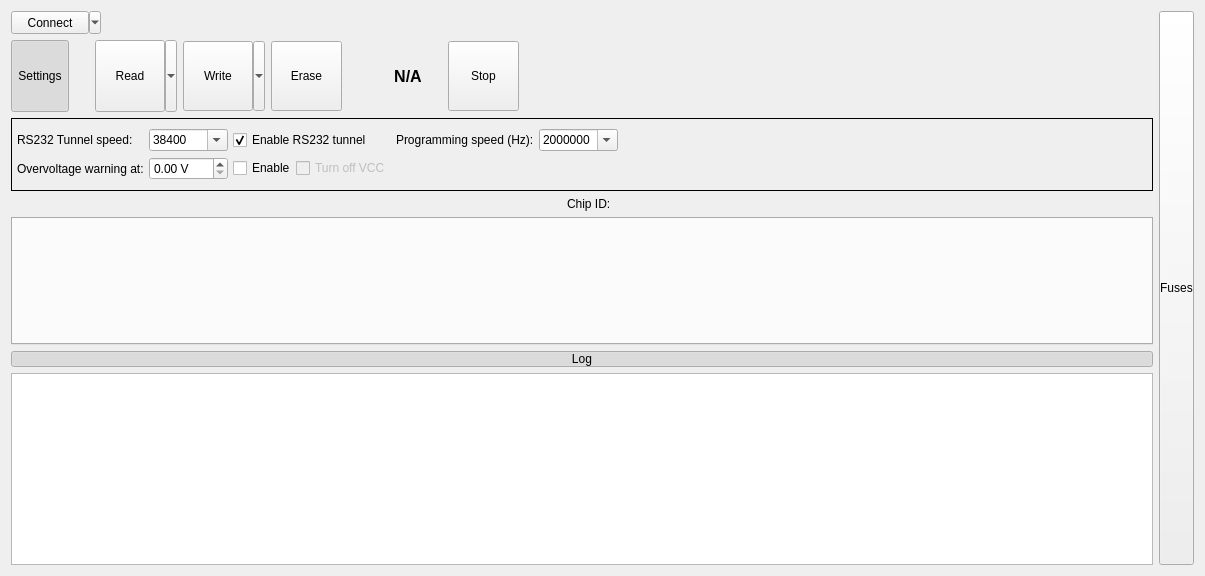
Before: the Qt Designer form src/LorrisShupito/lorrisshupito.ui in Tasssadar/Lorris, drawn with Qt 5.
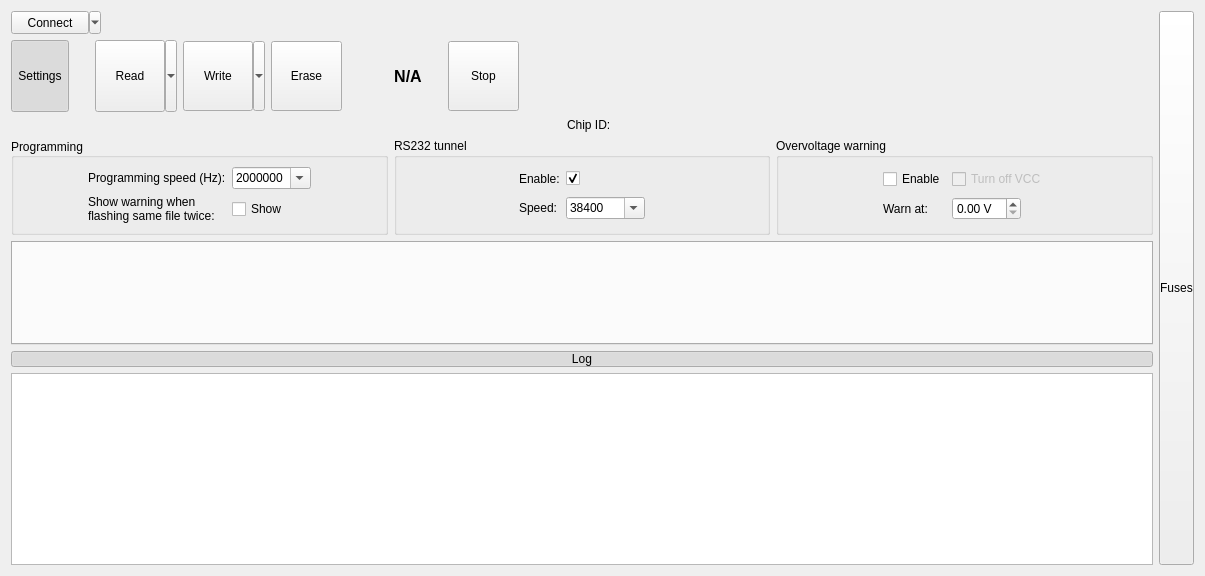
After: the same form once the commit is applied. Icons and pictures are not drawn. Custom widgets are drawn as their Qt base class.

Commit message: [415] Show warning when flashing same file twice

The edit to the form file:
```diff
--- a/src/LorrisShupito/lorrisshupito.ui
+++ b/src/LorrisShupito/lorrisshupito.ui
@@ -388,32 +388,169 @@
       </layout>
      </item>
      <item>
-      <widget class="QFrame" name="settingsFrame">
-       <property name="frameShape">
-        <enum>QFrame::Box</enum>
-       </property>
-       <layout class="QHBoxLayout" name="horizontalLayout_2">
-        <property name="spacing">
-         <number>5</number>
-        </property>
-        <property name="margin">
-         <number>5</number>
-        </property>
-        <item>
+      <layout class="QHBoxLayout" name="toolLayout" stretch="0,0,0,0">
+       <item>
+        <widget class="QLabel" name="filename">
+         <property name="sizePolicy">
+          <sizepolicy hsizetype="Fixed" vsizetype="Preferred">
+           <horstretch>0</horstretch>
+           <verstretch>0</verstretch>
+          </sizepolicy>
+         </property>
+         <property name="text">
+          <string>&lt;No file loaded&gt;</string>
+         </property>
+        </widget>
+       </item>
+       <item>
+        <widget class="QLabel" name="filedate">
+         <property name="sizePolicy">
+          <sizepolicy hsizetype="Expanding" vsizetype="Preferred">
+           <horstretch>0</horstretch>
+           <verstretch>0</verstretch>
+          </sizepolicy>
+         </property>
+         <property name="text">
+          <string notr="true"/>
+         </property>
+        </widget>
+       </item>
+       <item>
+        <widget class="QLabel" name="label_2">
+         <property name="text">
+          <string>Chip ID:</string>
+         </property>
+        </widget>
+       </item>
+       <item>
+        <widget class="QLabel" name="chipIdLabel">
+         <property name="sizePolicy">
+          <sizepolicy hsizetype="Expanding" vsizetype="Preferred">
+           <horstretch>0</horstretch>
+           <verstretch>0</verstretch>
+          </sizepolicy>
+         </property>
+         <property name="text">
+          <string notr="true"/>
+         </property>
+        </widget>
+       </item>
+      </layout>
+     </item>
+     <item>
+      <layout class="QHBoxLayout" name="horizontalLayout_2">
+       <item>
+        <widget class="QGroupBox" name="progBox">
+         <property name="title">
+          <string>Programming</string>
+         </property>
+         <property name="alignment">
+          <set>Qt::AlignLeading|Qt::AlignLeft|Qt::AlignVCenter</set>
+         </property>
          <layout class="QGridLayout" name="gridLayout">
-          <property name="topMargin">
-           <number>5</number>
-          </property>
-          <property name="rightMargin">
-           <number>5</number>
-          </property>
-          <property name="bottomMargin">
-           <number>5</number>
-          </property>
-          <property name="verticalSpacing">
-           <number>6</number>
-          </property>
+          <item row="0" column="1">
+           <widget class="QLabel" name="label">
+            <property name="sizePolicy">
+             <sizepolicy hsizetype="Fixed" vsizetype="Fixed">
+              <horstretch>0</horstretch>
+              <verstretch>0</verstretch>
+             </sizepolicy>
+            </property>
+            <property name="text">
+             <string>Programming speed (Hz):</string>
+            </property>
+           </widget>
+          </item>
+          <item row="0" column="2">
+           <widget class="QComboBox" name="progSpeedBox">
+            <property name="sizePolicy">
+             <sizepolicy hsizetype="Fixed" vsizetype="Fixed">
+              <horstretch>0</horstretch>
+              <verstretch>0</verstretch>
+             </sizepolicy>
+            </property>
+            <property name="editable">
+             <bool>true</bool>
+            </property>
+            <property name="currentIndex">
+             <number>3</number>
+            </property>
+            <property name="sizeAdjustPolicy">
+             <enum>QComboBox::AdjustToContents</enum>
+            </property>
+            <item>
+             <property name="text">
+              <string>250000</string>
+             </property>
+            </item>
+            <item>
+             <property name="text">
+              <string>500000</string>
+             </property>
+            </item>
+            <item>
+             <property name="text">
+              <string>1000000</string>
+             </property>
+            </item>
+            <item>
+             <property name="text">
+              <string>2000000</string>
+             </property>
+            </item>
+           </widget>
+          </item>
+          <item row="1" column="1">
+           <widget class="QLabel" name="label_4">
+            <property name="text">
+             <string>Show warning when
+flashing same file twice:</string>
+            </property>
+           </widget>
+          </item>
+          <item row="1" column="2">
+           <widget class="QCheckBox" name="flashWarnBox">
+            <property name="text">
+             <string>Show</string>
+            </property>
+           </widget>
+          </item>
+          <item row="0" column="3">
+           <spacer name="horizontalSpacer_12">
+            <property name="orientation">
+             <enum>Qt::Horizontal</enum>
+            </property>
+            <property name="sizeHint" stdset="0">
+             <size>
+              <width>40</width>
+              <height>20</height>
+             </size>
+            </property>
+           </spacer>
+          </item>
           <item row="0" column="0">
+           <spacer name="horizontalSpacer_13">
+            <property name="orientation">
+             <enum>Qt::Horizontal</enum>
+            </property>
+            <property name="sizeHint" stdset="0">
+             <size>
+              <width>40</width>
+              <height>20</height>
+             </size>
+            </property>
+           </spacer>
+          </item>
+         </layout>
+        </widget>
+       </item>
+       <item>
+        <widget class="QGroupBox" name="tunnelBox">
+         <property name="title">
+          <string>RS232 tunnel</string>
+         </property>
+         <layout class="QGridLayout" name="gridLayout_2">
+          <item row="1" column="1">
            <widget class="QLabel" name="label_5">
             <property name="sizePolicy">
              <sizepolicy hsizetype="Fixed" vsizetype="Fixed">
@@ -422,18 +559,30 @@
              </sizepolicy>
             </property>
             <property name="text">
-             <string>RS232 Tunnel speed:</string>
+             <string>Speed:</string>
+            </property>
+            <property name="alignment">
+             <set>Qt::AlignLeading|Qt::AlignLeft|Qt::AlignVCenter</set>
             </property>
            </widget>
           </item>
-          <item row="0" column="1">
+          <item row="1" column="2">
            <widget class="QComboBox" name="tunnelSpeedBox">
             <property name="enabled">
              <bool>true</bool>
             </property>
+            <property name="sizePolicy">
+             <sizepolicy hsizetype="Fixed" vsizetype="Fixed">
+              <horstretch>0</horstretch>
+              <verstretch>0</verstretch>
+             </sizepolicy>
+            </property>
             <property name="editable">
              <bool>true</bool>
             </property>
+            <property name="sizeAdjustPolicy">
+             <enum>QComboBox::AdjustToContents</enum>
+            </property>
             <property name="minimumContentsLength">
              <number>1</number>
             </property>
@@ -474,10 +623,36 @@
             </item>
            </widget>
           </item>
+          <item row="1" column="3">
+           <spacer name="horizontalSpacer_10">
+            <property name="orientation">
+             <enum>Qt::Horizontal</enum>
+            </property>
+            <property name="sizeHint" stdset="0">
+             <size>
+              <width>40</width>
+              <height>20</height>
+             </size>
+            </property>
+           </spacer>
+          </item>
+          <item row="0" column="0">
+           <spacer name="horizontalSpacer_11">
+            <property name="orientation">
+             <enum>Qt::Horizontal</enum>
+            </property>
+            <property name="sizeHint" stdset="0">
+             <size>
+              <width>40</width>
+              <height>20</height>
+             </size>
+            </property>
+           </spacer>
+          </item>
           <item row="0" column="2">
            <widget class="QCheckBox" name="tunnelCheck">
             <property name="text">
-             <string>Enable RS232 tunnel</string>
+             <string/>
             </property>
             <property name="checked">
              <bool>true</bool>
@@ -487,58 +662,37 @@
             </property>
            </widget>
           </item>
-          <item row="0" column="3">
-           <widget class="QLabel" name="label">
-            <property name="sizePolicy">
-             <sizepolicy hsizetype="Fixed" vsizetype="Fixed">
-              <horstretch>0</horstretch>
-              <verstretch>0</verstretch>
-             </sizepolicy>
-            </property>
+          <item row="0" column="1">
+           <widget class="QLabel" name="label_6">
             <property name="text">
-             <string>Programming speed (Hz):</string>
+             <string>Enable:</string>
             </property>
            </widget>
           </item>
-          <item row="0" column="4">
-           <widget class="QComboBox" name="progSpeedBox">
-            <property name="editable">
-             <bool>true</bool>
-            </property>
-            <property name="currentIndex">
-             <number>3</number>
-            </property>
-            <item>
-             <property name="text">
-              <string>250000</string>
-             </property>
-            </item>
-            <item>
-             <property name="text">
-              <string>500000</string>
-             </property>
-            </item>
-            <item>
-             <property name="text">
-              <string>1000000</string>
-             </property>
-            </item>
-            <item>
-             <property name="text">
-              <string>2000000</string>
-             </property>
-            </item>
-           </widget>
-          </item>
-          <item row="1" column="0">
+         </layout>
+        </widget>
+       </item>
+       <item>
+        <widget class="QGroupBox" name="overvccBox">
+         <property name="title">
+          <string>Overvoltage warning</string>
+         </property>
+         <layout class="QGridLayout" name="gridLayout_3">
+          <item row="1" column="1">
            <widget class="QLabel" name="label_3">
             <property name="text">
-             <string>Overvoltage warning at:</string>
+             <string>Warn at:</string>
             </property>
            </widget>
           </item>
-          <item row="1" column="1">
+          <item row="1" column="2">
            <widget class="QDoubleSpinBox" name="over_val">
+            <property name="sizePolicy">
+             <sizepolicy hsizetype="Fixed" vsizetype="Fixed">
+              <horstretch>0</horstretch>
+              <verstretch>0</verstretch>
+             </sizepolicy>
+            </property>
             <property name="suffix">
              <string> V</string>
             </property>
@@ -547,91 +701,50 @@
             </property>
            </widget>
           </item>
-          <item row="1" column="2">
-           <layout class="QHBoxLayout" name="over_layout">
-            <item>
-             <widget class="QCheckBox" name="over_enable">
-              <property name="text">
-               <string>Enable</string>
-              </property>
-             </widget>
-            </item>
-            <item>
-             <widget class="QCheckBox" name="over_turnoff">
-              <property name="enabled">
-               <bool>false</bool>
-              </property>
-              <property name="text">
-               <string>Turn off VCC</string>
-              </property>
-             </widget>
-            </item>
-           </layout>
+          <item row="0" column="1">
+           <widget class="QCheckBox" name="over_enable">
+            <property name="text">
+             <string>Enable</string>
+            </property>
+           </widget>
+          </item>
+          <item row="0" column="2">
+           <widget class="QCheckBox" name="over_turnoff">
+            <property name="enabled">
+             <bool>false</bool>
+            </property>
+            <property name="text">
+             <string>Turn off VCC</string>
+            </property>
+           </widget>
+          </item>
+          <item row="0" column="3">
+           <spacer name="horizontalSpacer_2">
+            <property name="orientation">
+             <enum>Qt::Horizontal</enum>
+            </property>
+            <property name="sizeHint" stdset="0">
+             <size>
+              <width>40</width>
+              <height>20</height>
+             </size>
+            </property>
+           </spacer>
+          </item>
+          <item row="0" column="0">
+           <spacer name="horizontalSpacer_9">
+            <property name="orientation">
+             <enum>Qt::Horizontal</enum>
+            </property>
+            <property name="sizeHint" stdset="0">
+             <size>
+              <width>40</width>
+              <height>20</height>
+             </size>
+            </property>
+           </spacer>
           </item>
          </layout>
-        </item>
-        <item>
-         <spacer name="horizontalSpacer_2">
-          <property name="orientation">
-           <enum>Qt::Horizontal</enum>
-          </property>
-          <property name="sizeHint" stdset="0">
-           <size>
-            <width>424</width>
-            <height>20</height>
-           </size>
-          </property>
-         </spacer>
-        </item>
-       </layout>
-      </widget>
-     </item>
-     <item>
-      <layout class="QHBoxLayout" name="toolLayout" stretch="0,0,0,0">
-       <item>
-        <widget class="QLabel" name="filename">
-         <property name="sizePolicy">
-          <sizepolicy hsizetype="Fixed" vsizetype="Preferred">
-           <horstretch>0</horstretch>
-           <verstretch>0</verstretch>
-          </sizepolicy>
-         </property>
-         <property name="text">
-          <string>&lt;No file loaded&gt;</string>
-         </property>
-        </widget>
-       </item>
-       <item>
-        <widget class="QLabel" name="filedate">
-         <property name="sizePolicy">
-          <sizepolicy hsizetype="Expanding" vsizetype="Preferred">
-           <horstretch>0</horstretch>
-           <verstretch>0</verstretch>
-          </sizepolicy>
-         </property>
-         <property name="text">
-          <string notr="true"/>
-         </property>
-        </widget>
-       </item>
-       <item>
-        <widget class="QLabel" name="label_2">
-         <property name="text">
-          <string>Chip ID:</string>
-         </property>
-        </widget>
-       </item>
-       <item>
-        <widget class="QLabel" name="chipIdLabel">
-         <property name="sizePolicy">
-          <sizepolicy hsizetype="Expanding" vsizetype="Preferred">
-           <horstretch>0</horstretch>
-           <verstretch>0</verstretch>
-          </sizepolicy>
-         </property>
-         <property name="text">
-          <string notr="true"/>
-         </property>
         </widget>
        </item>
       </layout>
```
Left out of the diff: 3 changed lines with no effect on the pictures. The commit also changes 12 other files.
